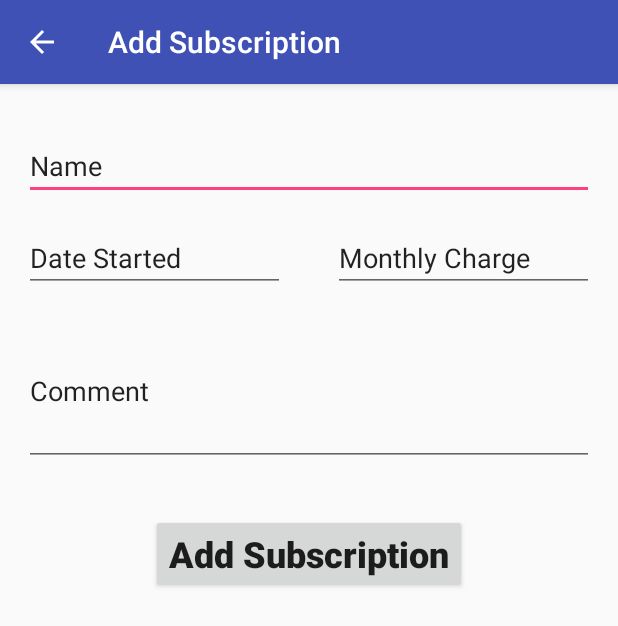
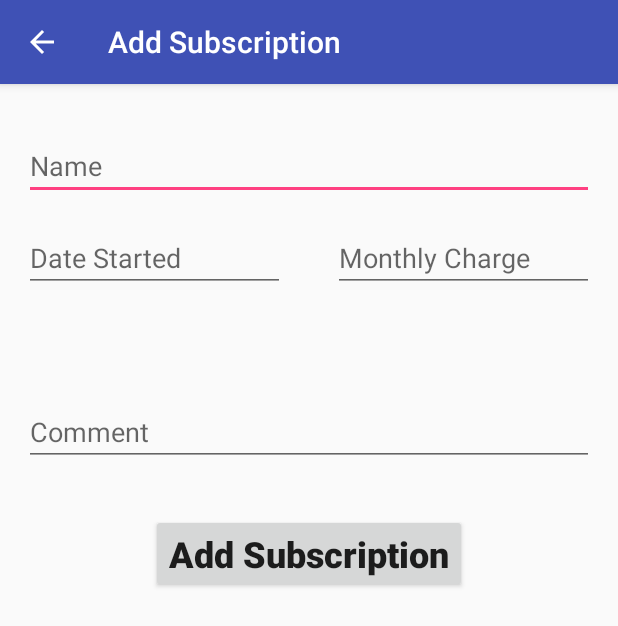
Before and after one commit to cairnsdan/CAIRNS-SubBook, an Android app: the AddSubActivity screen opened directly, with no data from a screen before it, on a phone screen of 412 x 824 dp. Shown: the top 626 px of the screen. Run offline under Robolectric (Android 15) with nearby library versions, the light colour scheme and no system bars.

Commit message:
Added AddSub I/O

```diff
--- a/app/src/main/java/com/example/footlongsubs/AddSubActivity.java
+++ b/app/src/main/java/com/example/footlongsubs/AddSubActivity.java
@@ -1,11 +1,14 @@
 package com.example.footlongsubs;
 
+import android.content.Intent;
 import android.os.Bundle;
 import android.support.design.widget.FloatingActionButton;
 import android.support.design.widget.Snackbar;
 import android.support.v7.app.AppCompatActivity;
 import android.support.v7.widget.Toolbar;
 import android.view.View;
+import android.widget.Button;
+import android.widget.EditText;
 
 public class AddSubActivity extends AppCompatActivity {
 
@@ -17,6 +20,34 @@ public class AddSubActivity extends AppCompatActivity {
         setSupportActionBar(toolbar);
 
         getSupportActionBar().setDisplayHomeAsUpEnabled(true);
+
+        // Read user input
+        final EditText nameInput = (EditText) findViewById(R.id.nameField);
+        final EditText dateInput = (EditText) findViewById(R.id.dateField);
+        final EditText chargeInput = (EditText) findViewById(R.id.chargeField);
+        final EditText commentInput = (EditText) findViewById(R.id.commentField);
+
+        Button addSubButton = (Button) findViewById(R.id.addSubButton);
+        addSubButton.setOnClickListener(new View.OnClickListener() {
+            @Override
+            public void onClick(View view) {
+                String name = nameInput.getText().toString();
+                String date = dateInput.getText().toString();
+                String charge = chargeInput.getText().toString();
+                String comment = commentInput.getText().toString();
+
+                // Verify user input
+
+                // Return input via returnIntent
+                Intent returnIntent = new Intent();
+                returnIntent.putExtra("name", name);
+                returnIntent.putExtra("date", date);
+                returnIntent.putExtra("charge", charge);
+                returnIntent.putExtra("comment", comment);
+                setResult(RESULT_OK, returnIntent);
+                finish();
+            }
+        });
     }
 
 }
--- a/app/src/main/res/layout/content_add_sub.xml
+++ b/app/src/main/res/layout/content_add_sub.xml
@@ -17,8 +17,8 @@
         android:layout_marginStart="16dp"
         android:layout_marginTop="32dp"
         android:ems="10"
+        android:hint="@string/name"
         android:inputType="text"
-        android:text="@string/name"
         app:layout_constraintEnd_toEndOf="parent"
         app:layout_constraintStart_toStartOf="parent"
         app:layout_constraintTop_toTopOf="parent" />
@@ -32,8 +32,8 @@
         android:layout_marginStart="16dp"
         android:layout_marginTop="16dp"
         android:ems="10"
+        android:hint="@string/mthly_charge"
         android:inputType="text"
-        android:text="@string/mthly_charge"
         app:layout_constraintEnd_toEndOf="parent"
         app:layout_constraintRight_toRightOf="parent"
         app:layout_constraintStart_toEndOf="@+id/dateField"
@@ -48,8 +48,8 @@
         android:layout_marginStart="16dp"
         android:layout_marginTop="16dp"
         android:ems="10"
+        android:hint="@string/date"
         android:inputType="textPersonName"
-        android:text="@string/date"
         app:layout_constraintEnd_toStartOf="@+id/chargeField"
         app:layout_constraintLeft_toLeftOf="parent"
         app:layout_constraintStart_toStartOf="parent"
@@ -63,8 +63,9 @@
         android:layout_marginStart="16dp"
         android:layout_marginTop="16dp"
         android:ems="10"
+        android:hint="@string/comment"
         android:inputType="textMultiLine"
-        android:text="@string/comment"
+        android:gravity="bottom"
         app:layout_constraintEnd_toEndOf="parent"
         app:layout_constraintStart_toStartOf="parent"
         app:layout_constraintTop_toBottomOf="@+id/dateField" />
```
Also changed, not shown: app/src/main/java/com/example/footlongsubs/AllSubscriptions.java (+6 -9 lines), app/src/main/java/com/example/footlongsubs/InputErrorException.java (added, +8 -0 lines), app/src/main/java/com/example/footlongsubs/MainActivity.java (+29 -2 lines), 14 other files.
